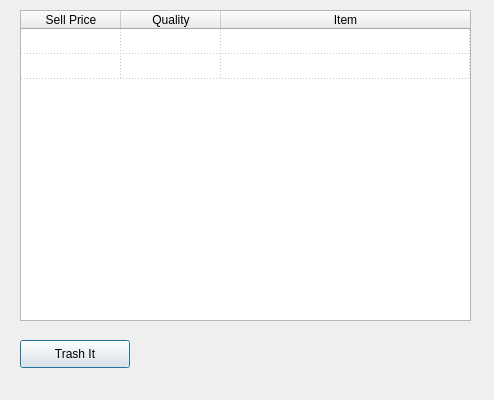
Old version of the form Blacksmither/inventorymanager.ui in the repository mathiashemmer/Blacksmith.
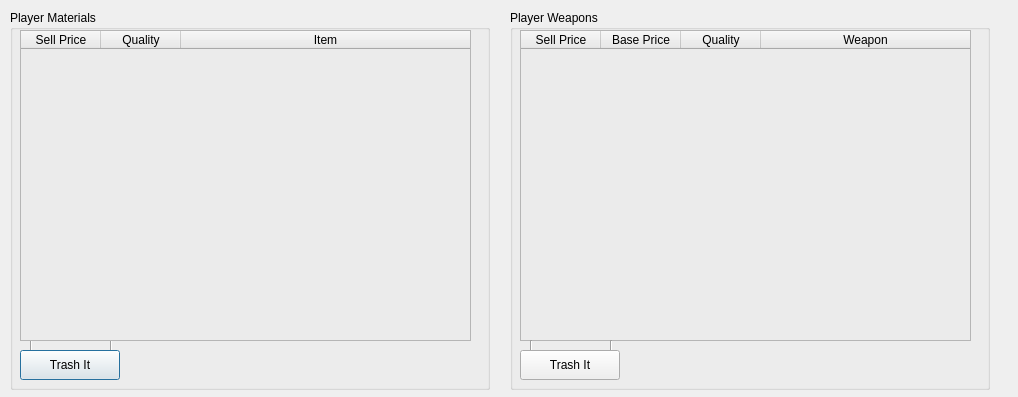
New version of the form.

```diff
--- a/Blacksmither/inventorymanager.ui
+++ b/Blacksmither/inventorymanager.ui
@@ -6,27 +6,57 @@
    <rect>
     <x>0</x>
     <y>0</y>
-    <width>494</width>
-    <height>400</height>
+    <width>1018</width>
+    <height>397</height>
    </rect>
   </property>
   <property name="windowTitle">
    <string>Dialog</string>
   </property>
+  <widget class="QGroupBox" name="groupBox">
+   <property name="geometry">
+    <rect>
+     <x>10</x>
+     <y>10</y>
+     <width>480</width>
+     <height>380</height>
+    </rect>
+   </property>
+   <property name="title">
+    <string>Player Materials</string>
+   </property>
+   <widget class="QPushButton" name="pushButton_trash">
+    <property name="geometry">
+     <rect>
+      <x>10</x>
+      <y>340</y>
+      <width>100</width>
+      <height>30</height>
+     </rect>
+    </property>
+    <property name="text">
+     <string>Trash It</string>
+    </property>
+   </widget>
   <widget class="QTableWidget" name="tableWidget_Weapons">
    <property name="geometry">
     <rect>
-     <x>20</x>
-     <y>10</y>
+      <x>10</x>
+      <y>20</y>
      <width>451</width>
      <height>311</height>
     </rect>
    </property>
+    <property name="styleSheet">
+     <string notr="true">background-color: rgb(235, 235, 235);
+gridline-color: rgb(0, 0, 0);
+</string>
+    </property>
    <property name="editTriggers">
     <set>QAbstractItemView::NoEditTriggers</set>
    </property>
    <property name="showGrid">
-    <bool>true</bool>
+     <bool>false</bool>
    </property>
    <property name="gridStyle">
     <enum>Qt::DotLine</enum>
@@ -35,11 +65,14 @@
     <bool>false</bool>
    </property>
    <property name="rowCount">
-    <number>2</number>
+     <number>0</number>
    </property>
    <attribute name="horizontalHeaderCascadingSectionResizes">
     <bool>false</bool>
    </attribute>
+    <attribute name="horizontalHeaderDefaultSectionSize">
+     <number>80</number>
+    </attribute>
    <attribute name="horizontalHeaderHighlightSections">
     <bool>true</bool>
    </attribute>
@@ -61,8 +94,6 @@
    <attribute name="verticalHeaderMinimumSectionSize">
     <number>25</number>
    </attribute>
-   <row/>
-   <row/>
    <column>
     <property name="text">
      <string>Sell Price</string>
@@ -79,19 +110,178 @@
     </property>
    </column>
   </widget>
-  <widget class="QPushButton" name="pushButton_trash">
+   <zorder>tableWidget_Weapons</zorder>
+   <zorder>pushButton_trash</zorder>
+  </widget>
+  <widget class="QGroupBox" name="groupBox_2">
    <property name="geometry">
     <rect>
-     <x>20</x>
+     <x>510</x>
+     <y>10</y>
+     <width>480</width>
+     <height>380</height>
+    </rect>
+   </property>
+   <property name="title">
+    <string>Player Weapons</string>
+   </property>
+   <widget class="QPushButton" name="pushButton_trash_2">
+    <property name="geometry">
+     <rect>
+      <x>10</x>
      <y>340</y>
-     <width>110</width>
-     <height>28</height>
+      <width>100</width>
+      <height>30</height>
     </rect>
    </property>
    <property name="text">
     <string>Trash It</string>
    </property>
-  </widget>
+    <property name="flat">
+     <bool>false</bool>
+    </property>
+   </widget>
+   <widget class="QTableWidget" name="tableWidget_Weapons1">
+    <property name="geometry">
+     <rect>
+      <x>10</x>
+      <y>20</y>
+      <width>451</width>
+      <height>311</height>
+     </rect>
+    </property>
+    <property name="styleSheet">
+     <string notr="true">background-color: rgb(235, 235, 235);
+gridline-color: rgb(0, 0, 0);
+</string>
+    </property>
+    <property name="editTriggers">
+     <set>QAbstractItemView::NoEditTriggers</set>
+    </property>
+    <property name="showGrid">
+     <bool>false</bool>
+    </property>
+    <property name="gridStyle">
+     <enum>Qt::DotLine</enum>
+    </property>
+    <property name="cornerButtonEnabled">
+     <bool>false</bool>
+    </property>
+    <property name="rowCount">
+     <number>0</number>
+    </property>
+    <attribute name="horizontalHeaderVisible">
+     <bool>true</bool>
+    </attribute>
+    <attribute name="horizontalHeaderCascadingSectionResizes">
+     <bool>false</bool>
+    </attribute>
+    <attribute name="horizontalHeaderDefaultSectionSize">
+     <number>80</number>
+    </attribute>
+    <attribute name="horizontalHeaderHighlightSections">
+     <bool>true</bool>
+    </attribute>
+    <attribute name="horizontalHeaderShowSortIndicator" stdset="0">
+     <bool>false</bool>
+    </attribute>
+    <attribute name="horizontalHeaderStretchLastSection">
+     <bool>true</bool>
+    </attribute>
+    <attribute name="verticalHeaderVisible">
+     <bool>false</bool>
+    </attribute>
+    <attribute name="verticalHeaderDefaultSectionSize">
+     <number>25</number>
+    </attribute>
+    <attribute name="verticalHeaderHighlightSections">
+     <bool>false</bool>
+    </attribute>
+    <attribute name="verticalHeaderMinimumSectionSize">
+     <number>25</number>
+    </attribute>
+    <column>
+     <property name="text">
+      <string>Sell Price</string>
+     </property>
+    </column>
+    <column>
+     <property name="text">
+      <string>Base Price</string>
+     </property>
+    </column>
+    <column>
+     <property name="text">
+      <string>Quality</string>
+     </property>
+    </column>
+    <column>
+     <property name="text">
+      <string>Weapon</string>
+     </property>
+    </column>
+   </widget>
+   <widget class="Line" name="line">
+    <property name="geometry">
+     <rect>
+      <x>100</x>
+      <y>330</y>
+      <width>3</width>
+      <height>20</height>
+     </rect>
+    </property>
+    <property name="orientation">
+     <enum>Qt::Vertical</enum>
+    </property>
+   </widget>
+   <widget class="Line" name="line_2">
+    <property name="geometry">
+     <rect>
+      <x>20</x>
+      <y>330</y>
+      <width>3</width>
+      <height>20</height>
+     </rect>
+    </property>
+    <property name="orientation">
+     <enum>Qt::Vertical</enum>
+    </property>
+   </widget>
+   <zorder>tableWidget_Weapons1</zorder>
+   <zorder>line</zorder>
+   <zorder>line_2</zorder>
+   <zorder>pushButton_trash_2</zorder>
+  </widget>
+  <widget class="Line" name="line_4">
+   <property name="geometry">
+    <rect>
+     <x>30</x>
+     <y>340</y>
+     <width>3</width>
+     <height>20</height>
+    </rect>
+   </property>
+   <property name="orientation">
+    <enum>Qt::Vertical</enum>
+   </property>
+  </widget>
+  <widget class="Line" name="line_3">
+   <property name="geometry">
+    <rect>
+     <x>110</x>
+     <y>340</y>
+     <width>3</width>
+     <height>20</height>
+    </rect>
+   </property>
+   <property name="orientation">
+    <enum>Qt::Vertical</enum>
+   </property>
+  </widget>
+  <zorder>line_4</zorder>
+  <zorder>line_3</zorder>
+  <zorder>groupBox</zorder>
+  <zorder>groupBox_2</zorder>
  </widget>
  <resources/>
  <connections/>
```
Lines whose indentation alone changed are shown as unchanged.
